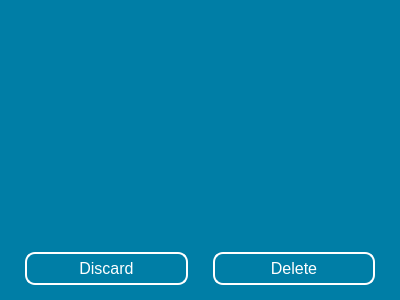
This is ui files/delete_notes.ui in daniel-deru/Runner2 as Qt 5 draws it before an edit. The edited form follows.
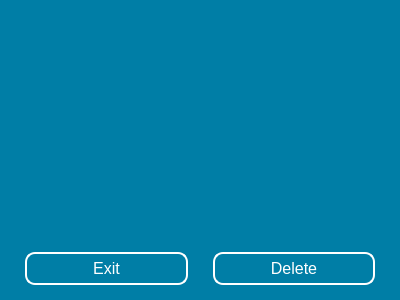
This is the edited form.

Commit message: changed the discard text to exit and changes the inactive tab color from blue to black

The edit to the form file:
```diff
--- a/ui files/delete_notes.ui
+++ b/ui files/delete_notes.ui
@@ -97,7 +97,7 @@
      <item>
       <widget class="QPushButton" name="btn_discard">
        <property name="text">
-        <string>Discard</string>
+        <string>Exit</string>
        </property>
       </widget>
      </item>
```
The commit also changes 29 other files.
